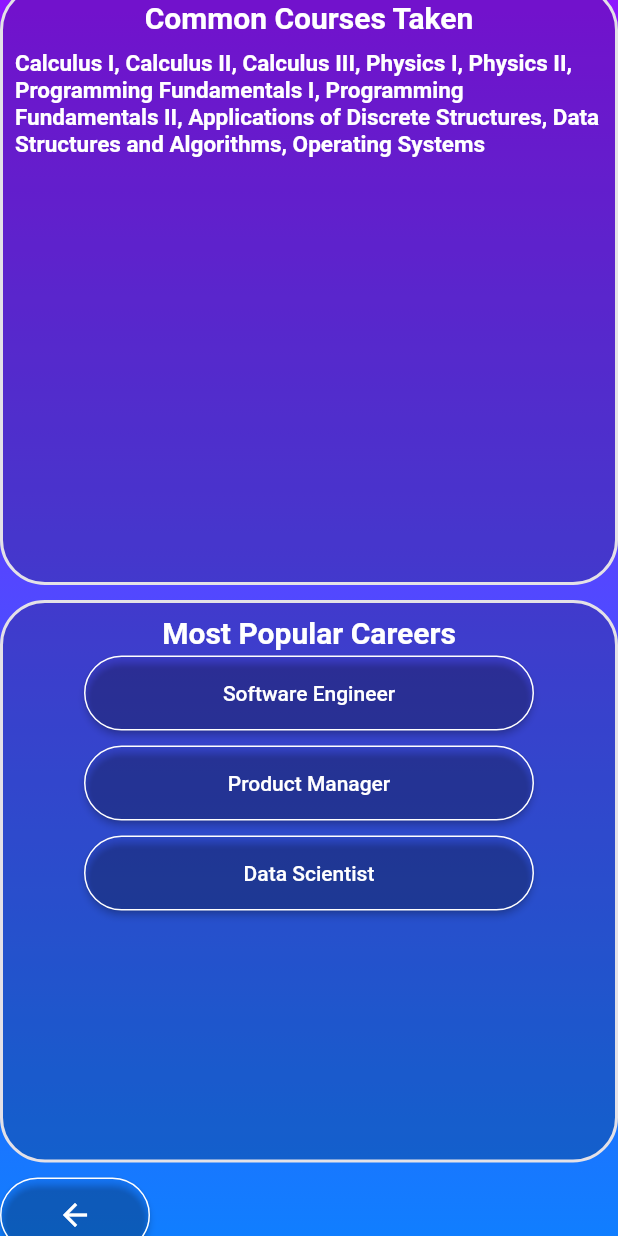
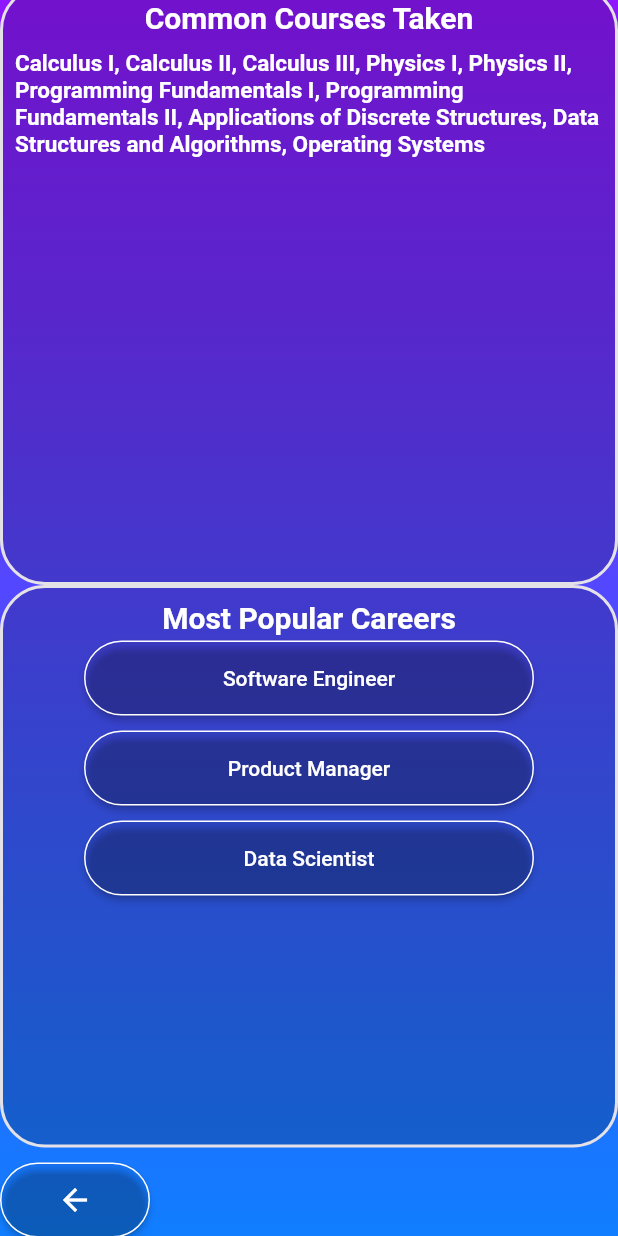
Before and after one commit to snvellozzi/cen3031_project, a Flutter app: the MajorResults screen opened directly with sample values from the repository, scrolled down 576 dp, on a phone screen of 412 x 824 dp. Run offline on Flutter 3.47's test engine with Material 2 defaults, Android fonts, the phone set to English and light mode, and no system bars; drawn by our look-alikes of auto_size_text; our stand-ins replace get, google_fonts.

Commit message:
fix UI/bottom overflow

```diff
--- a/lib/screens/MajorResults.dart
+++ b/lib/screens/MajorResults.dart
@@ -140,99 +140,13 @@ class _MajorResultsState extends State<MajorResults> {
                                         fontSize: 15,
                                         fontWeight: FontWeight.bold),
                                   ),
-                                  AutoSizeText(
-                                    "",
-                                    style: TextStyle(
-                                        color: Colors.white, fontSize: 15),
-                                  ),
-                                  AutoSizeText(
-                                    "",
-                                    style: TextStyle(
-                                        color: Colors.white, fontSize: 15),
-                                  ),
-                                  AutoSizeText(
-                                    "",
-                                    style: TextStyle(
-                                        color: Colors.white, fontSize: 15),
-                                  ),
-                                  AutoSizeText(
-                                    "",
-                                    style: TextStyle(
-                                        color: Colors.white, fontSize: 15),
-                                  ),
-                                  AutoSizeText(
-                                    "",
-                                    style: TextStyle(
-                                        color: Colors.white, fontSize: 15),
-                                  ),
-                                  SizedBox(
-                                    height: 10,
-                                  ),
-                                  AutoSizeText(
-                                    "",
-                                    style: TextStyle(
-                                        color: Colors.white,
-                                        fontSize: 15,
-                                        fontWeight: FontWeight.bold),
-                                  ),
-                                  AutoSizeText(
-                                    "",
-                                    style: TextStyle(
-                                        color: Colors.white, fontSize: 15),
-                                  ),
-                                  AutoSizeText(
-                                    "",
-                                    style: TextStyle(
-                                        color: Colors.white, fontSize: 15),
-                                  ),
-                                  AutoSizeText(
-                                    "",
-                                    style: TextStyle(
-                                        color: Colors.white, fontSize: 15),
-                                  ),
-                                  AutoSizeText(
-                                    "",
-                                    style: TextStyle(
-                                        color: Colors.white, fontSize: 15),
-                                  ),
-                                  AutoSizeText(
-                                    "",
-                                    style: TextStyle(
-                                        color: Colors.white, fontSize: 15),
-                                  ),
-                                  AutoSizeText(
-                                    "",
-                                    style: TextStyle(
-                                        color: Colors.white, fontSize: 15),
-                                  ),
-                                  AutoSizeText(
-                                    "",
-                                    style: TextStyle(
-                                        color: Colors.white, fontSize: 15),
-                                  ),
-                                  SizedBox(
-                                    height: 10,
-                                  ),
-                                  AutoSizeText(
-                                    "",
-                                    style: TextStyle(
-                                        color: Colors.white,
-                                        fontSize: 15,
-                                        fontWeight: FontWeight.bold),
-                                  ),
-                                  AutoSizeText(
-                                    "",
-                                    style: TextStyle(
-                                        color: Colors.white, fontSize: 15),
-                                  ),
+
                                 ],
                               ),
                             ),
                           ),
                         ),
-                        SizedBox(
-                          height: 10,
-                        ),
+
                         Container(
                           width: 460.0,
                           decoration: BoxDecoration(
```
